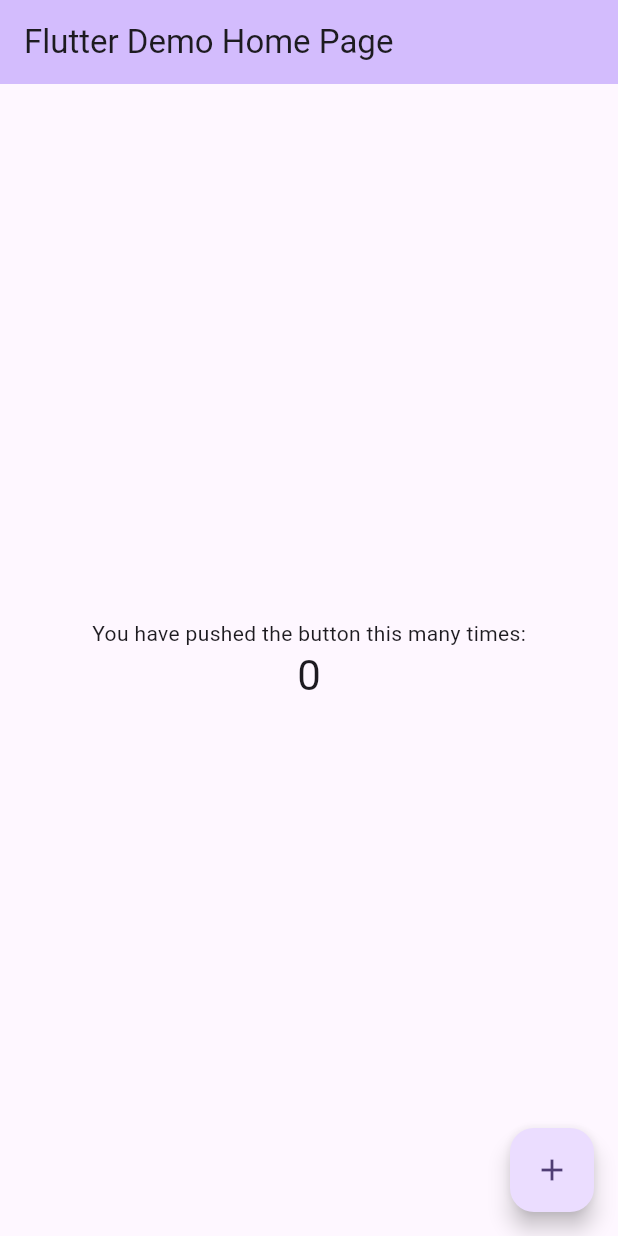
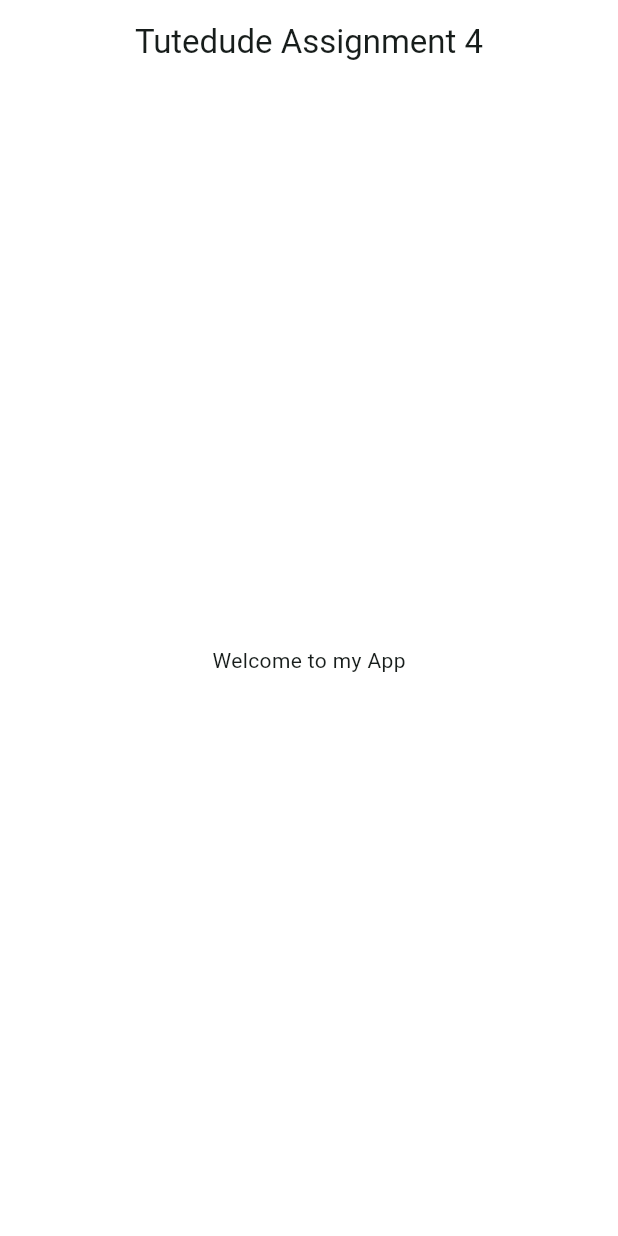
Before and after one commit to dontexist585-netizen/my_demo_app, a Flutter app: the screen it shows after launch, on a phone screen of 412 x 824 dp. Run offline on Flutter 3.47's test engine with Material 3 defaults, Android fonts, the phone set to English and light mode, and no system bars.

Commit message:
Assignment4

```diff
--- a/lib/app.dart
+++ b/lib/app.dart
@@ -0,0 +1,17 @@
+import 'package:flutter/material.dart';
+import 'package:my_demo_app/screens/homescreen.dart';
+
+class MyApp extends StatelessWidget {
+  const MyApp({super.key});
+
+  @override
+  Widget build(BuildContext context) {
+    return MaterialApp(
+      title: "Super Star",
+    theme: ThemeData(
+      colorScheme: ColorScheme.fromSeed(seedColor: Colors.teal.shade900)
+    ),
+      home: Homescreen(),
+    );
+  }
+}
--- a/lib/main.dart
+++ b/lib/main.dart
@@ -1,122 +1,7 @@
 import 'package:flutter/material.dart';
+
+import 'app.dart';
 
 void main() {
   runApp(const MyApp());
 }
-
-class MyApp extends StatelessWidget {
-  const MyApp({super.key});
-
-  // This widget is the root of your application.
-  @override
-  Widget build(BuildContext context) {
-    return MaterialApp(
-      title: 'Flutter Demo',
-      theme: ThemeData(
-        // This is the theme of your application.
-        //
-        // TRY THIS: Try running your application with "flutter run". You'll see
-        // the application has a purple toolbar. Then, without quitting the app,
-        // try changing the seedColor in the colorScheme below to Colors.green
-        // and then invoke "hot reload" (save your changes or press the "hot
-        // reload" button in a Flutter-supported IDE, or press "r" if you used
-        // the command line to start the app).
-        //
-        // Notice that the counter didn't reset back to zero; the application
-        // state is not lost during the reload. To reset the state, use hot
-        // restart instead.
-        //
-        // This works for code too, not just values: Most code changes can be
-        // tested with just a hot reload.
-        colorScheme: .fromSeed(seedColor: Colors.deepPurple),
-      ),
-      home: const MyHomePage(title: 'Flutter Demo Home Page'),
-    );
-  }
-}
-
-class MyHomePage extends StatefulWidget {
-  const MyHomePage({super.key, required this.title});
-
-  // This widget is the home page of your application. It is stateful, meaning
-  // that it has a State object (defined below) that contains fields that affect
-  // how it looks.
-
-  // This class is the configuration for the state. It holds the values (in this
-  // case the title) provided by the parent (in this case the App widget) and
-  // used by the build method of the State. Fields in a Widget subclass are
-  // always marked "final".
-
-  final String title;
-
-  @override
-  State<MyHomePage> createState() => _MyHomePageState();
-}
-
-class _MyHomePageState extends State<MyHomePage> {
-  int _counter = 0;
-
-  void _incrementCounter() {
-    setState(() {
-      // This call to setState tells the Flutter framework that something has
-      // changed in this State, which causes it to rerun the build method below
-      // so that the display can reflect the updated values. If we changed
-      // _counter without calling setState(), then the build method would not be
-      // called again, and so nothing would appear to happen.
-      _counter++;
-    });
-  }
-
-  @override
-  Widget build(BuildContext context) {
-    // This method is rerun every time setState is called, for instance as done
-    // by the _incrementCounter method above.
-    //
-    // The Flutter framework has been optimized to make rerunning build methods
-    // fast, so that you can just rebuild anything that needs updating rather
-    // than having to individually change instances of widgets.
-    return Scaffold(
-      appBar: AppBar(
-        // TRY THIS: Try changing the color here to a specific color (to
-        // Colors.amber, perhaps?) and trigger a hot reload to see the AppBar
-        // change color while the other colors stay the same.
-        backgroundColor: Theme.of(context).colorScheme.inversePrimary,
-        // Here we take the value from the MyHomePage object that was created by
-        // the App.build method, and use it to set our appbar title.
-        title: Text(widget.title),
-      ),
-      body: Center(
-        // Center is a layout widget. It takes a single child and positions it
-        // in the middle of the parent.
-        child: Column(
-          // Column is also a layout widget. It takes a list of children and
-          // arranges them vertically. By default, it sizes itself to fit its
-          // children horizontally, and tries to be as tall as its parent.
-          //
-          // Column has various properties to control how it sizes itself and
-          // how it positions its children. Here we use mainAxisAlignment to
-          // center the children vertically; the main axis here is the vertical
-          // axis because Columns are vertical (the cross axis would be
-          // horizontal).
-          //
-          // TRY THIS: Invoke "debug painting" (choose the "Toggle Debug Paint"
-          // action in the IDE, or press "p" in the console), to see the
-          // wireframe for each widget.
-          mainAxisAlignment: .center,
-          children: [
-            const Text('You have pushed the button this many times:'),
-            Text(
-              '$_counter',
-              style: Theme.of(context).textTheme.headlineMedium,
-            ),
-          ],
-        ),
-      ),
-      floatingActionButton: FloatingActionButton(
-        onPressed: _incrementCounter,
-        tooltip: 'Increment',
-        child: const Icon(Icons.add),
-      ),
-    );
-  }
-}
--- /dev/null
+++ b/lib/screens/homescreen.dart
@@ -0,0 +1,18 @@
+import 'package:flutter/material.dart';
+
+class Homescreen extends StatelessWidget {
+  const Homescreen({super.key});
+
+  @override
+  Widget build(BuildContext context) {
+    return Scaffold(
+      backgroundColor: Colors.white,
+      appBar: AppBar(
+        title: Text("Tutedude Assignment 4"),
+        centerTitle: true,
+        backgroundColor: Colors.white,
+      ),
+      body: Center(child: Text("Welcome to my App")),
+    );
+  }
+}
```
Also changed, not shown: 1 other file.
